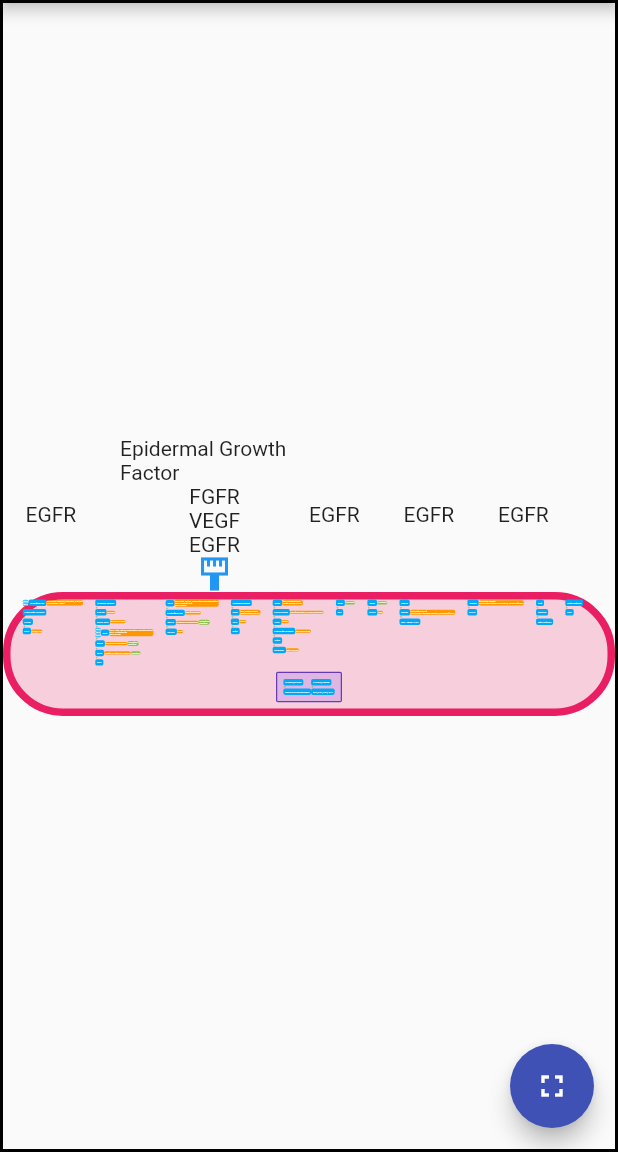
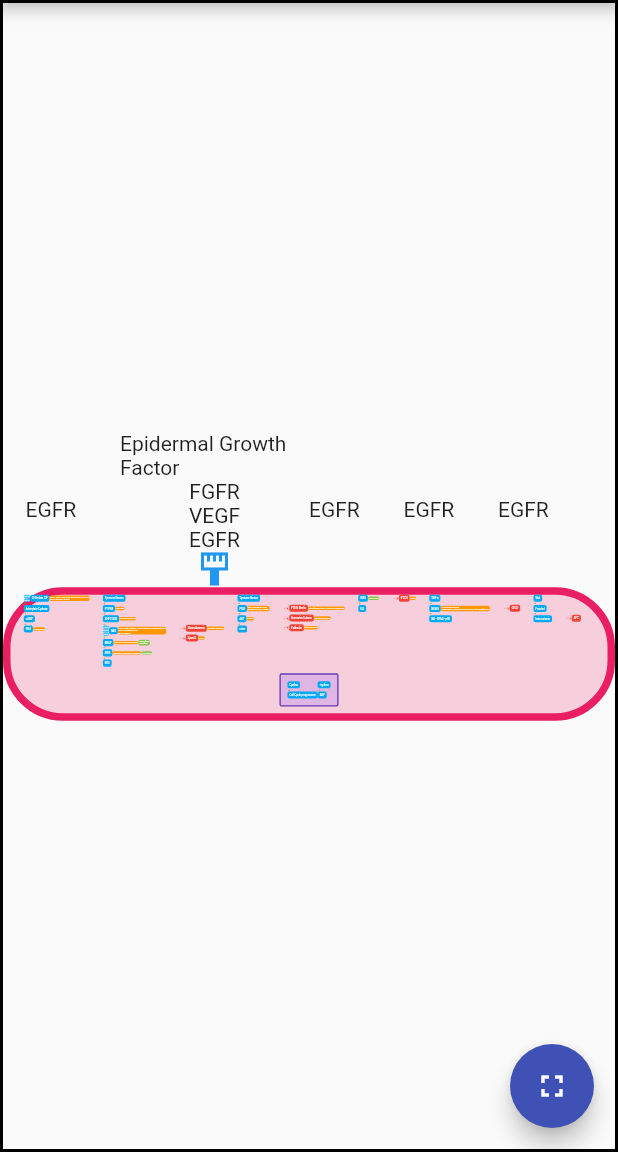
Before and after one commit to conormvickers/veryskinteresting, a Flutter app: the screen it shows after launch, on a phone screen of 412 x 824 dp, the part 84-1236 px from its top. Run offline on Flutter 3.47's test engine with Material 2 defaults, Android fonts, the phone set to English and light mode, and no system bars; our stand-ins replace firebase_core, firebase_storage, flutter_layout_grid, flutter_spinkit, photo_view, transparent_image; missing offline and left inert: dart:html; accounts and stored records are empty; network calls fail; statements that could not run were skipped.

Commit message:
update idk asdfasdf

```diff
--- a/lib/main.dart
+++ b/lib/main.dart
@@ -106,7 +106,14 @@ class Protein {
   GlobalKey key;
 }
 
-List<String> mapk = [
+List<List<String>> strings = [
+  [
+    "G-Protein CP:GNAQ/GNAS",
+    "Adenylate Cyclase",
+    "cAMP",
+    "PKA"
+  ],
+  [
     "Tyrosine Kinase",
     "PTPNII",
     "SHP2 SOS",
@@ -114,49 +121,28 @@ List<String> mapk = [
     "BRAF",
     "MEK",
     "ERK",
-];
+  ],
+  ["Neurofibromin,suppressor,spacer3",  "Spred1,suppressor"],
+  ["Tyrosine Kinase", "PI3K", "AKT", "mtor"],
+  [
 
-List<String> mtorpath = ["Tyrosine Kinase", "PI3K", "AKT", "mtor"];
-List<String> antiTor = [
-  "-PI3K",
-  "PTEN Merlin",
-  "-AKT",
-  "Hamartin Tuberin",
-  "-mtor",
-  "Folliculin"
-];
+    "PTEN Merlin,suppressor,spacer1",
 
-List<String> gprot = [
-  "G-Protein CP:GNAQ/GNAS",
-  "Adenylate Cyclase",
-  "cAMP",
-  "PKA"
-];
+    "Hamartin Tuberin,suppressor",
 
-List<String> ptchpath = ["SMO", "GLI"];
-List<String> nemo = ["TNF-a", "NEMO", "IkB - NFkB - p50"];
-List<String> antiNemo = ["-NEMO", "CYLD"];
-
-List<String> ptch = ["-SMO", "PTCH"];
-List<String> stopras = ["-RAS", "Neurofibromin", "-BRAF", "Spred1"];
-
-List<List<String>> strings = [
-  gprot,
-  mapk,
-  stopras,
-  mtorpath,
-  antiTor,
-  ptchpath,
-  ptch,
-  nemo,
-  antiNemo,
+    "Folliculin,suppressor"
+  ],
+  ["SMO", "GLI"],
+  ["PTCH,suppressor"],
+  ["TNF-a", "NEMO", "IkB - NFkB - p50"],
+  [ "CYLD,suppressor,spacer1"],
   ["Wnt", 'Frizzled', 'beta catenin'],
-  ['-beta catenin', 'APC'],
+  [ 'APC,suppressor,spacer2'],
   ["Cyclins,nuclear", 'Cell Cycle progression'],
   ["-cyclins,nuclear", "BAP, p57, p53, p16"]
 ];
 
-List<Protein> mapkProteins = mapk.map((e) => Protein(e, GlobalKey())).toList();
+
 
 List<List<Protein>> allProteins = [[]];
 
@@ -165,39 +151,40 @@ class ProfileCardPainter extends CustomPainter {
   final Color color;
   @override
   void paint(Canvas canvas, Size size) {
-    allProteins.asMap().forEach((numberOfPath, pathway) {
-      List<Offset> points = [];
-      pathway.asMap().forEach((key, value) {
-        GlobalKey gkey = value.key;
-        final b = (gkey.currentContext.findRenderObject() as RenderBox)
-            .getTransformTo(gkey.currentContext.findRenderObject().parent)
-            .getTranslation();
-        final d = (gkey.currentContext.findRenderObject() as RenderBox).size;
-        var hOffset = 0.0;
-        if (key.isEven) {
-          hOffset = d.height;
-        }
-        Offset box = Offset(b.x + (d.width / 2), b.y + hOffset);
-        points.add(box);
-      });
-      points.asMap().forEach((n, point) {
-        if (n > 0 && n < points.length) {
-          final p1 = point;
-          final p2 = points[n - 1];
-          final paint = Paint()
-            ..color = Colors.pink
-            ..strokeWidth = 4;
-          canvas.drawLine(p1, p2, paint);
-        }
-      });
+    // allProteins.asMap().forEach((numberOfPath, pathway) {
+    //   List<Offset> points = [];
+    //   pathway.asMap().forEach((key, value) {
+    //     GlobalKey gkey = value.key;
+    //     final b = (gkey.currentContext.findRenderObject() as RenderBox)
+    //         .getTransformTo(gkey.currentContext.findRenderObject().parent)
+    //         .getTranslation();
+    //     final d = (gkey.currentContext.findRenderObject() as RenderBox).size;
+    //     var hOffset = 0.0;
+    //     if (key.isEven) {
+    //       hOffset = d.height;
+    //     }
+    //     Offset box = Offset(b.x + (d.width / 2), b.y + hOffset);
+    //     points.add(box);
+    //   });
+    //   points.asMap().forEach((n, point) {
+    //     if (n > 0 && n < points.length) {
+    //       final p1 = point;
+    //       final p2 = points[n - 1];
+    //       final paint = Paint()
+    //         ..color = Colors.pink
+    //         ..strokeWidth = 4;
+    //       canvas.drawLine(p1, p2, paint);
+    //     }
+    //   });
     final p1 = Offset(0, 0);
     final p2 = Offset(500, 500);
     final paint = Paint()
       ..color = Colors.pink
       ..strokeWidth = 4;
     canvas.drawLine(p1, p2, paint);
-    });
   }
+    // });
+
 
   @override
   bool shouldRepaint(ProfileCardPainter oldDelegate) {
@@ -442,7 +429,7 @@ class _MyHomePageState extends State<MyHomePage> with TickerProviderStateMixin {
           if (value.name.toUpperCase().contains(disease.gene.toUpperCase())) {
             name = disease.name;
             info = disease.info;
-            print(name + ' {} ' + info + '\\' + disease.gene.toUpperCase());
+            // print(name + ' {} ' + info + '\\' + disease.gene.toUpperCase());
             diseaseState = GestureDetector(
               onTap: () => {_showDialog(context, name, info)},
               child: Container(
@@ -507,7 +494,23 @@ class _MyHomePageState extends State<MyHomePage> with TickerProviderStateMixin {
         });
 
         Widget main = Container();
-        if (true) {
+        String unsplit = value.name;
+        List<String> commas = unsplit.split(',');
+        bool oncoOrNah = true;
+        String title = value.name;
+        if (commas.length > 1) {
+          title = commas[0];
+        }
+        commas.forEach((element) {
+          if (element.toUpperCase().contains("SUPPRESSOR")) {
+            oncoOrNah = false;
+          }
+          if (element.toUpperCase().contains("SPACER")) {
+            double a = double.parse(element.substring(6));
+            colStuff.add(Container(height: 75 * a,));
+          }
+        });
+        if (oncoOrNah) {
           main = Container(
             key: value.key,
             padding: EdgeInsets.all(15),
@@ -516,9 +519,9 @@ class _MyHomePageState extends State<MyHomePage> with TickerProviderStateMixin {
               color: Colors.lightBlue,
             ),
             child: Text(
-              value.name.contains(':')
-                  ? value.name.substring(0, value.name.indexOf(':'))
-                  : value.name,
+              title.contains(':')
+                  ? title.substring(0, title.indexOf(':'))
+                  : title,
               style: TextStyle(color: Colors.white, fontSize: 20),
             ),
           );
@@ -537,13 +540,12 @@ class _MyHomePageState extends State<MyHomePage> with TickerProviderStateMixin {
                   color: Colors.red,
                 ),
                 child: Text(
-                  value.name.contains(':')
-                      ? value.name.substring(0, value.name.indexOf(':'))
-                      : value.name,
+                  title.contains(':')
+                      ? title.substring(0, title.indexOf(':'))
+                      : title,
                   style: TextStyle(color: Colors.white, fontSize: 20),
                 ),
               ),
-              diseaseState
             ],
           );
         }
@@ -553,12 +555,18 @@ class _MyHomePageState extends State<MyHomePage> with TickerProviderStateMixin {
           ),
         ));
         if (key < pathway.length - 1) {
+          if (oncoOrNah) {
             colStuff.add(Container(
               child: Icon(
                 Icons.arrow_downward_outlined,
                 color: Colors.green,
               ),
             ));
+          }else{
+            colStuff.add(Container(
+              height: 20,
+            ));
+          }
         }
       });
       Column col = Column(
@@ -679,8 +687,10 @@ class _MyHomePageState extends State<MyHomePage> with TickerProviderStateMixin {
                             child: Stack(
                               children: [
                                 enzymes(),
+
                               ],
                             ),
+
                           )),
                       Expanded(
                         child: Container(),
```
Also changed, not shown: 1 other file. Lines whose indentation alone changed are shown as unchanged.
